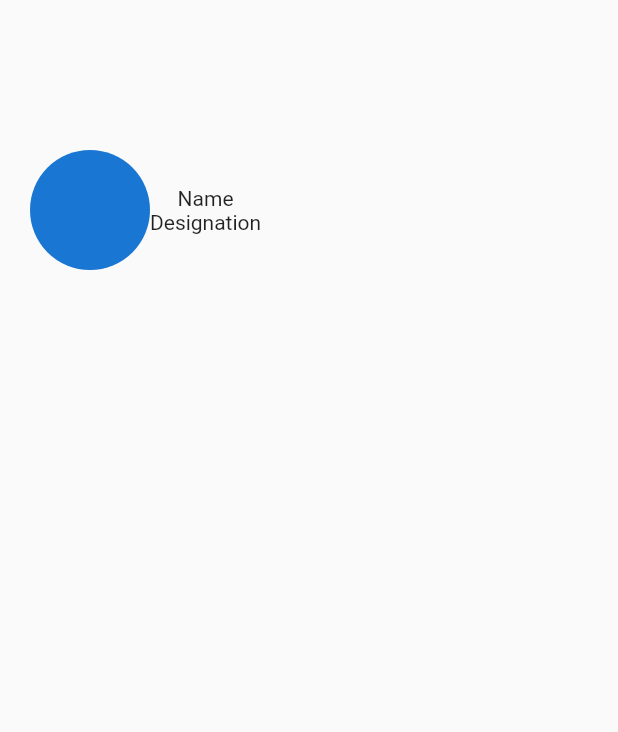
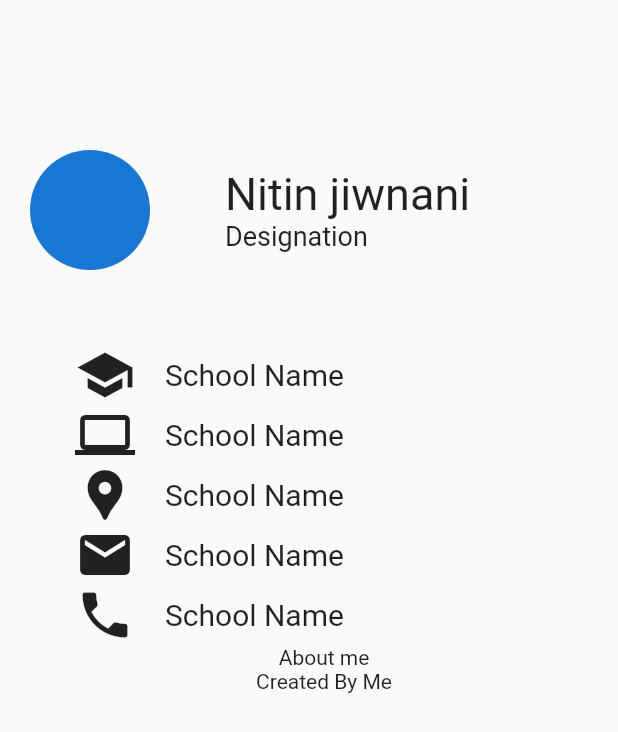
Before and after one commit to Nitinjiwnani/my_portfolio_app, a Flutter app: the screen it shows after launch, on a phone screen of 412 x 824 dp. Shown: the top 732 px of the screen. Run offline on Flutter 3.47's test engine with Material 2 defaults, Android fonts, the phone set to English and light mode, and no system bars.

Commit message:
Basic Designing done

```diff
--- a/lib/main.dart
+++ b/lib/main.dart
@@ -20,14 +20,119 @@ class Home extends StatelessWidget {
               CircleAvatar(
                 radius: 40,
               ),
+              SizedBox(
+                width: 50,
+              ),
               Column(
+                crossAxisAlignment: CrossAxisAlignment.start,
                 children: <Widget>[
-                  Text("Name"),
-                  Text("Designation"),
+                  Text(
+                    "Nitin jiwnani",
+                    style: TextStyle(
+                      fontSize: 30,
+                    ),
+                  ),
+                  Text(
+                    "Designation",
+                    style: TextStyle(
+                      fontSize: 18,
+                    ),
+                  ),
                 ],
               )
             ],
-          )
+          ),
+          SizedBox(
+            height: 50,
+          ),
+          Padding(
+            padding: const EdgeInsets.only(left: 30),
+            child: Column(
+              children: <Widget>[
+                Row(
+                  children: <Widget>[
+                    Icon(
+                      Icons.school,
+                      size: 40,
+                    ),
+                    SizedBox(
+                      width: 20,
+                    ),
+                    Text(
+                      "School Name",
+                      style: TextStyle(
+                        fontSize: 20,
+                      ),
+                    ),
+                  ],
+                ),
+                Row(
+                  children: <Widget>[
+                    Icon(
+                      Icons.computer,
+                      size: 40,
+                    ),
+                    SizedBox(
+                      width: 20,
+                    ),
+                    Text(
+                      "School Name",
+                      style: TextStyle(
+                        fontSize: 20,
+                      ),
+                    )
+                  ],
+                ),
+                Row(
+                  children: <Widget>[
+                    Icon(
+                      Icons.location_pin,
+                      size: 40,
+                    ),
+                    SizedBox(
+                      width: 20,
+                    ),
+                    Text("School Name",
+                        style: TextStyle(
+                          fontSize: 20,
+                        ))
+                  ],
+                ),
+                Row(
+                  children: <Widget>[
+                    Icon(
+                      Icons.email,
+                      size: 40,
+                    ),
+                    SizedBox(
+                      width: 20,
+                    ),
+                    Text("School Name",
+                        style: TextStyle(
+                          fontSize: 20,
+                        ))
+                  ],
+                ),
+                Row(
+                  children: <Widget>[
+                    Icon(
+                      Icons.phone,
+                      size: 40,
+                    ),
+                    SizedBox(
+                      width: 20,
+                    ),
+                    Text("School Name",
+                        style: TextStyle(
+                          fontSize: 20,
+                        ))
+                  ],
+                ),
+              ],
+            ),
+          ),
+          Text("About me"),
+          Text("Created By Me")
         ]),
       ),
     );
```
